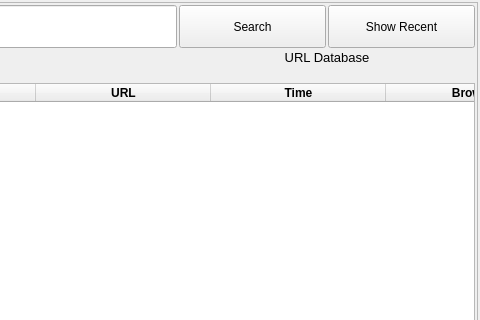
The window that ui/url-display.ui (berndhs/arado) describes before a commit, drawn with Qt 5; both pictures show x 320 to 800 and y 0 to 320 of the 800 by 548 pixel window.
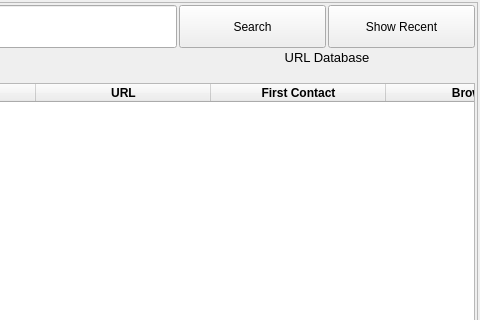
The same window after the commit. Icons and pictures are not drawn.

Patch:
```diff
--- a/ui/url-display.ui
+++ b/ui/url-display.ui
@@ -342,7 +342,7 @@
          </column>
          <column>
           <property name="text">
-           <string>Time</string>
+           <string>First Contact</string>
           </property>
           <property name="font">
            <font>
```
